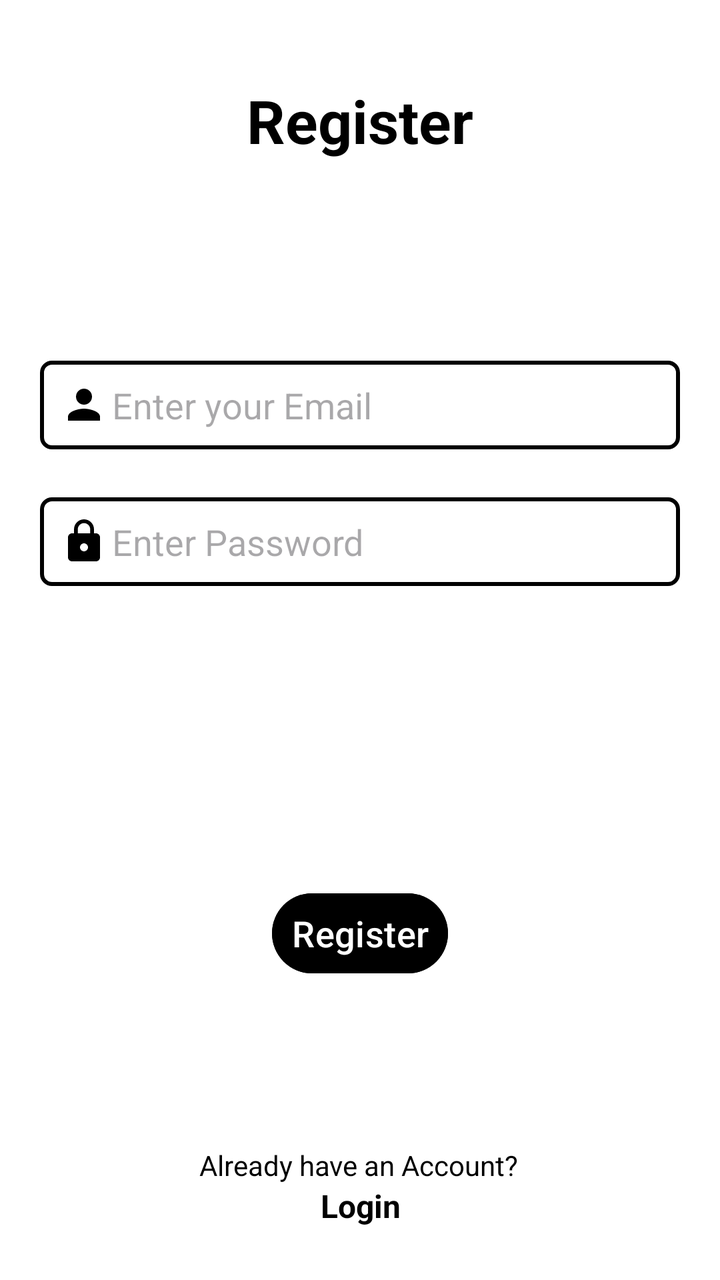
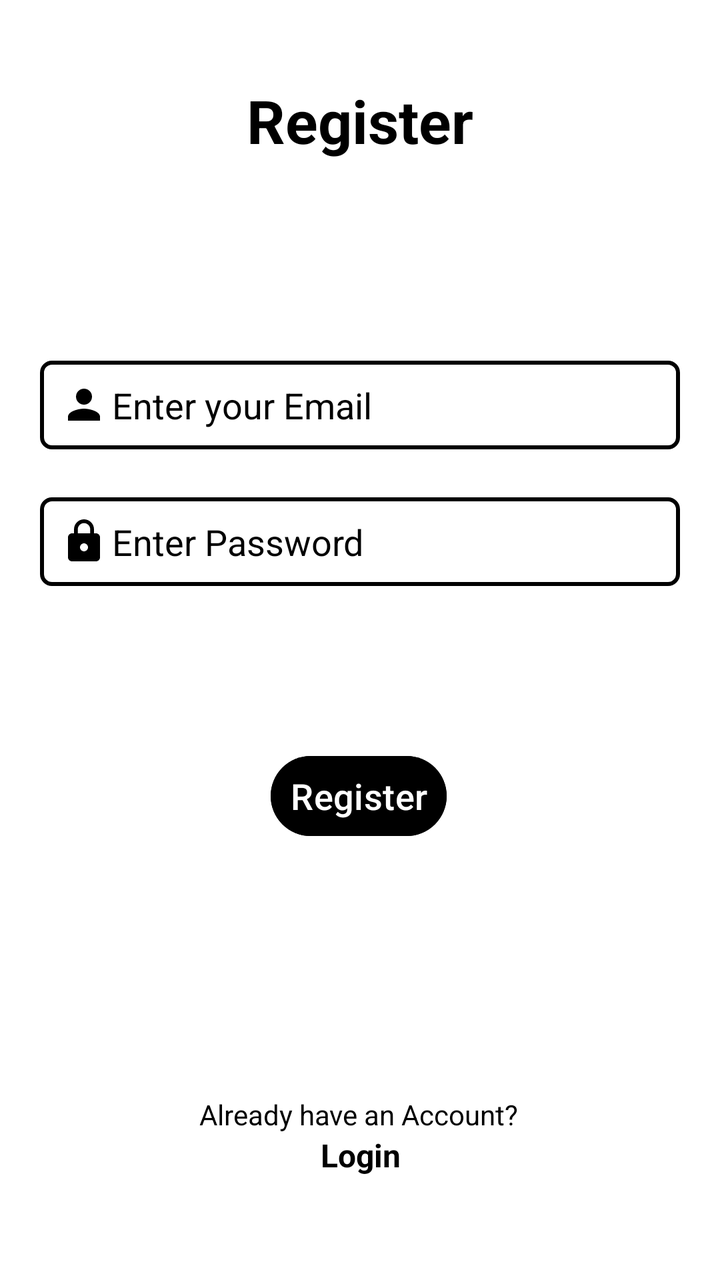

Before-and-after screenshots of an Android layout around one commit, followed by the original layout XML and the change that was made.
<!-- AndroidManifest.xml: application theme Theme.FirebaseAuthenticationPractice -->
<!-- res/layout/activity_register.xml -->
<?xml version="1.0" encoding="utf-8"?>
<androidx.constraintlayout.widget.ConstraintLayout xmlns:android="http://schemas.android.com/apk/res/android"
    xmlns:app="http://schemas.android.com/apk/res-auto"
    xmlns:tools="http://schemas.android.com/tools"
    android:id="@+id/main"
    android:layout_width="match_parent"
    android:layout_height="match_parent"
    android:background="@color/white"
    tools:context=".Register">

    <TextView
        android:id="@+id/textView"
        android:layout_width="wrap_content"
        android:layout_height="wrap_content"
        android:layout_marginTop="40dp"
        android:text="Register"
        android:textSize="30dp"
        android:textColor="@color/black"
        android:textStyle="bold"
        app:layout_constraintEnd_toEndOf="parent"
        app:layout_constraintStart_toStartOf="parent"
        app:layout_constraintTop_toTopOf="parent"
        app:layout_constraintBottom_toTopOf="@id/etEmail"/>

    <EditText
        android:id="@+id/etEmail"
        android:layout_width="match_parent"
        android:layout_height="wrap_content"
        android:layout_marginTop="100dp"
        android:layout_marginStart="20dp"
        android:layout_marginEnd="20dp"
        android:background="@drawable/et_background"
        android:padding="10dp"
        android:hint="Enter your Email"
        android:drawableStart="@drawable/baseline_person_24"
        android:drawablePadding="2dp"
        app:layout_constraintBottom_toTopOf="@id/etPassword"
        app:layout_constraintEnd_toEndOf="parent"
        app:layout_constraintHorizontal_bias="1.0"
        app:layout_constraintStart_toStartOf="parent"
        app:layout_constraintTop_toBottomOf="@+id/textView" />

    <EditText
        android:id="@+id/etPassword"
        android:layout_width="match_parent"
        android:layout_height="wrap_content"
        android:layout_marginTop="24dp"
        android:layout_marginStart="20dp"
        android:layout_marginEnd="20dp"
        android:background="@drawable/et_background"
        android:padding="10dp"
        android:hint="Enter Password"
        android:drawableStart="@drawable/baseline_lock_24"
        android:drawablePadding="2dp"
        app:layout_constraintEnd_toEndOf="parent"
        app:layout_constraintHorizontal_bias="0.0"
        app:layout_constraintStart_toStartOf="parent"
        app:layout_constraintTop_toBottomOf="@+id/etEmail" />

    <Button
        android:id="@+id/btnRegister"
        android:layout_width="wrap_content"
        android:layout_height="wrap_content"
        android:text="Register"
        android:textColor="@color/white"
        android:textSize="18dp"
        android:backgroundTint="@color/black"
        android:padding="5dp"
        app:layout_constraintBottom_toBottomOf="parent"
        app:layout_constraintEnd_toEndOf="parent"
        app:layout_constraintStart_toStartOf="parent"
        app:layout_constraintTop_toBottomOf="@+id/etPassword" />

    <TextView
        android:id="@+id/textView2"
        android:layout_width="wrap_content"
        android:layout_height="wrap_content"
        android:text="Already have an Account?"
        android:textSize="14dp"
        android:textColor="@color/black"
        app:layout_constraintBottom_toBottomOf="parent"
        app:layout_constraintEnd_toEndOf="parent"
        app:layout_constraintHorizontal_bias="0.498"
        app:layout_constraintStart_toStartOf="parent"
        app:layout_constraintTop_toBottomOf="@+id/btnRegister"
        app:layout_constraintVertical_bias="0.632" />

    <TextView
        android:id="@+id/tvLogin"
        android:layout_width="wrap_content"
        android:layout_height="wrap_content"
        android:text="Login"
        android:textSize="16dp"
        android:textColor="@color/black"
        android:textStyle="bold"
        app:layout_constraintBottom_toBottomOf="parent"
        app:layout_constraintEnd_toEndOf="parent"
        app:layout_constraintHorizontal_bias="0.501"
        app:layout_constraintStart_toStartOf="parent"
        app:layout_constraintTop_toBottomOf="@+id/textView2"
        app:layout_constraintVertical_bias="0.0" />

</androidx.constraintlayout.widget.ConstraintLayout>
<!-- resources referenced by this layout -->
<resources>
  <color name="black">#FF000000</color>
  <color name="white">#FFFFFFFF</color>
  <!-- drawable baseline_lock_24 (drawable) -->
  <vector xmlns:android="http://schemas.android.com/apk/res/android" android:height="24dp" android:tint="#000000" android:viewportHeight="24" android:viewportWidth="24" android:width="24dp">
        
      <path android:fillColor="@android:color/white" android:pathData="M18,8h-1L17,6c0,-2.76 -2.24,-5 -5,-5S7,3.24 7,6v2L6,8c-1.1,0 -2,0.9 -2,2v10c0,1.1 0.9,2 2,2h12c1.1,0 2,-0.9 2,-2L20,10c0,-1.1 -0.9,-2 -2,-2zM12,17c-1.1,0 -2,-0.9 -2,-2s0.9,-2 2,-2 2,0.9 2,2 -0.9,2 -2,2zM15.1,8L8.9,8L8.9,6c0,-1.71 1.39,-3.1 3.1,-3.1 1.71,0 3.1,1.39 3.1,3.1v2z"/>
      
  </vector>
  <!-- drawable baseline_person_24 (drawable) -->
  <vector xmlns:android="http://schemas.android.com/apk/res/android" android:height="24dp" android:tint="#000000" android:viewportHeight="24" android:viewportWidth="24" android:width="24dp">
        
      <path android:fillColor="@android:color/white" android:pathData="M12,12c2.21,0 4,-1.79 4,-4s-1.79,-4 -4,-4 -4,1.79 -4,4 1.79,4 4,4zM12,14c-2.67,0 -8,1.34 -8,4v2h16v-2c0,-2.66 -5.33,-4 -8,-4z"/>
      
  </vector>
  <!-- drawable et_background (drawable) -->
  <?xml version="1.0" encoding="utf-8"?>
  <shape xmlns:android="http://schemas.android.com/apk/res/android"
      android:shape="rectangle">
      <stroke android:width="2dp"
          android:color="@color/black"/>
      <corners android:radius="5dp"/>
  
  
  </shape>
  <style name="Theme.FirebaseAuthenticationPractice" parent="Base.Theme.FirebaseAuthenticationPractice" />
  <style name="Base.Theme.FirebaseAuthenticationPractice" parent="Theme.Material3.DayNight.NoActionBar">
          
          
      </style>
</resources>

<!-- the commit's change to res/layout/activity_register.xml (unified diff, before → after) -->
@@ -32,6 +32,9 @@
         android:background="@drawable/et_background"
         android:padding="10dp"
         android:hint="Enter your Email"
+        android:textColor="@color/black"
+        android:textColorHint="@color/black"
+        android:singleLine="true"
         android:drawableStart="@drawable/baseline_person_24"
         android:drawablePadding="2dp"
         app:layout_constraintBottom_toTopOf="@id/etPassword"
@@ -49,7 +52,10 @@
         android:layout_marginEnd="20dp"
         android:background="@drawable/et_background"
         android:padding="10dp"
+        android:textColor="@color/black"
         android:hint="Enter Password"
+        android:textColorHint="@color/black"
+        android:singleLine="true"
         android:drawableStart="@drawable/baseline_lock_24"
         android:drawablePadding="2dp"
         app:layout_constraintEnd_toEndOf="parent"
@@ -61,15 +67,17 @@
         android:id="@+id/btnRegister"
         android:layout_width="wrap_content"
         android:layout_height="wrap_content"
+        android:backgroundTint="@color/black"
+        android:padding="5dp"
         android:text="Register"
         android:textColor="@color/white"
         android:textSize="18dp"
-        android:backgroundTint="@color/black"
-        android:padding="5dp"
         app:layout_constraintBottom_toBottomOf="parent"
         app:layout_constraintEnd_toEndOf="parent"
+        app:layout_constraintHorizontal_bias="0.498"
         app:layout_constraintStart_toStartOf="parent"
-        app:layout_constraintTop_toBottomOf="@+id/etPassword" />
+        app:layout_constraintTop_toBottomOf="@+id/etPassword"
+        app:layout_constraintVertical_bias="0.271" />
 
     <TextView
         android:id="@+id/textView2"
